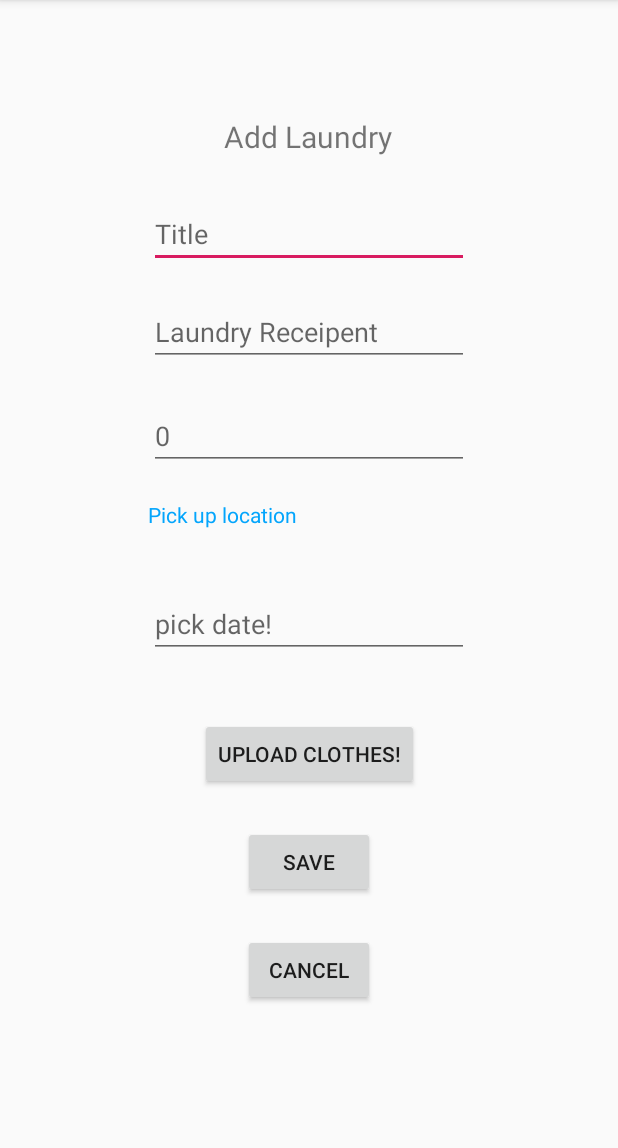
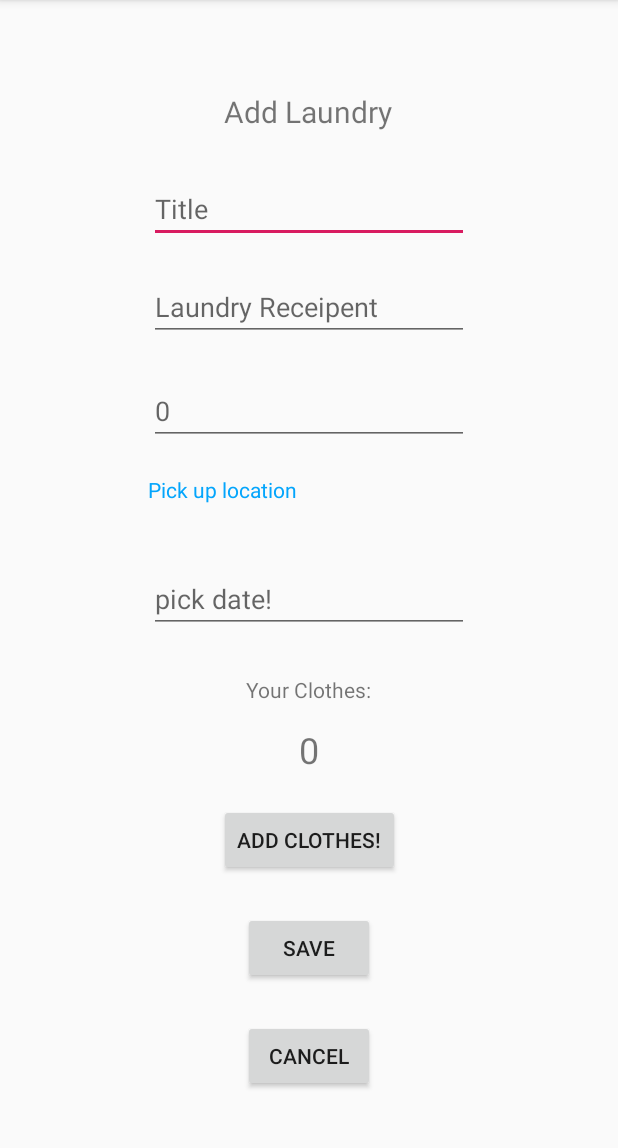
Before and after one commit to ranisianipar/clouthing-app, an Android app: the FormActivity screen opened directly, with no data from a screen before it, on a phone screen of 412 x 824 dp, the part 84-1232 px from its top. Run offline under Robolectric (Android 15) with nearby library versions, the phone set to English and light mode, and no system bars.

Commit message:
add button listener to handle multiple and single images upload

```diff
--- a/app/src/main/AndroidManifest.xml
+++ b/app/src/main/AndroidManifest.xml
@@ -2,6 +2,7 @@
 <manifest xmlns:android="http://schemas.android.com/apk/res/android"
     package="id.ac.ui.cs.mobileprogramming.ranilasmauli.clouthing">
 
+    <uses-permission android:name="android.permission.READ_EXTERNAL_STORAGE"/>
     <application
         android:allowBackup="true"
         android:icon="@mipmap/ic_launcher"
--- a/app/src/main/java/id/ac/ui/cs/mobileprogramming/ranilasmauli/clouthing/FormActivity.java
+++ b/app/src/main/java/id/ac/ui/cs/mobileprogramming/ranilasmauli/clouthing/FormActivity.java
@@ -3,12 +3,16 @@ package id.ac.ui.cs.mobileprogramming.ranilasmauli.clouthing;
 import androidx.appcompat.app.AppCompatActivity;
 
 import android.app.DatePickerDialog;
+import android.content.ClipData;
 import android.content.Intent;
+import android.net.Uri;
 import android.os.Bundle;
+import android.util.Log;
 import android.view.View;
 import android.widget.Button;
 import android.widget.DatePicker;
 import android.widget.EditText;
+import android.widget.TextView;
 
 import java.util.Calendar;
 
@@ -16,8 +20,12 @@ public class FormActivity extends AppCompatActivity {
 
     private EditText pickDate;
     final Calendar calendar = Calendar.getInstance();
+    public static final int PICK_IMAGE = 1;
 
-//    button
+    // Text View
+    private TextView textViewCountClothes;
+
+    // Button
     private Button cancelButton;
     private Button saveButton;
     private Button uploadButton;
@@ -27,7 +35,8 @@ public class FormActivity extends AppCompatActivity {
         super.onCreate(savedInstanceState);
         setContentView(R.layout.activity_form);
 
-        pickDate = findViewById(R.id.et_end_date);
+        init();
+
         pickDate.setOnClickListener(new View.OnClickListener() {
             @Override
             public void onClick(View view) {
@@ -50,7 +59,7 @@ public class FormActivity extends AppCompatActivity {
             };
         });
 
-        cancelButton = findViewById(R.id.bt_cancel);
+
         cancelButton.setOnClickListener(new View.OnClickListener() {
             @Override
             public void onClick(View view) {
@@ -65,10 +74,18 @@ public class FormActivity extends AppCompatActivity {
             }
         });
 
+        uploadButton = findViewById(R.id.bt_upload);
         uploadButton.setOnClickListener(new View.OnClickListener() {
             @Override
             public void onClick(View view) {
-                // upload multiple image
+                Intent intent = new Intent();
+                intent.setType("image/*");
+                intent.putExtra(Intent.EXTRA_ALLOW_MULTIPLE, true);
+                intent.setAction(Intent.ACTION_GET_CONTENT);
+                startActivityForResult(
+                        Intent.createChooser(intent, "Pick ur clothes"),
+                        PICK_IMAGE
+                );
             }
         });
     }
@@ -78,5 +95,37 @@ public class FormActivity extends AppCompatActivity {
         // do nothing
     }
 
+    @Override
+    public void onActivityResult(int requestCode, int resultCode, Intent data) {
+        super.onActivityResult(requestCode, resultCode, data);
+        int countImage = 1;
 
+        if (requestCode == PICK_IMAGE && resultCode == RESULT_OK) {
+            ClipData clipData = data.getClipData();
+            // multiple images
+            if (clipData != null) {
+                countImage = clipData.getItemCount();
+                for (int i = 0; i < clipData.getItemCount(); i++) {
+
+                    Uri uri = clipData.getItemAt(i).getUri();
+                    Log.d("IMAGES - Multiple", "URI: "+uri);
+                }
+
+            }
+
+            else if (data.getData()!= null) {
+                Uri uri = data.getData();
+                Log.d("IMAGES - Single", "URI: "+uri);
+            }
+            textViewCountClothes.setText(countImage);
+
+        }
+    }
+
+    private void init() {
+        pickDate = findViewById(R.id.et_end_date);
+        cancelButton = findViewById(R.id.bt_cancel);
+        saveButton = findViewById(R.id.bt_save);
+        textViewCountClothes = findViewById(R.id.tv_count_clothes);
+    }
 }
--- a/app/src/main/res/layout/activity_form.xml
+++ b/app/src/main/res/layout/activity_form.xml
@@ -4,8 +4,6 @@
     xmlns:tools="http://schemas.android.com/tools"
     android:layout_width="match_parent"
     android:layout_height="match_parent"
-    android:layout_marginTop="24dp"
-    android:layout_marginBottom="24dp"
     tools:context=".FormActivity">
 
     <androidx.constraintlayout.widget.ConstraintLayout
@@ -16,11 +14,11 @@
             android:id="@+id/bt_upload"
             android:layout_width="wrap_content"
             android:layout_height="wrap_content"
-            android:layout_marginTop="40dp"
+            android:layout_marginTop="20dp"
             android:text="@string/button_upload"
             app:layout_constraintEnd_toEndOf="parent"
             app:layout_constraintStart_toStartOf="parent"
-            app:layout_constraintTop_toBottomOf="@+id/et_end_date" />
+            app:layout_constraintTop_toBottomOf="@+id/tv_count_clothes" />
 
         <Button
             android:id="@+id/bt_save"
@@ -29,6 +27,7 @@
             android:layout_marginTop="24dp"
             android:text="@string/button_save"
             app:layout_constraintEnd_toEndOf="parent"
+            app:layout_constraintHorizontal_bias="0.501"
             app:layout_constraintStart_toStartOf="parent"
             app:layout_constraintTop_toBottomOf="@+id/bt_upload" />
 
@@ -80,14 +79,6 @@
             app:layout_constraintStart_toStartOf="parent"
             app:layout_constraintTop_toBottomOf="@+id/et_title" />
 
-        <!--        <GridView-->
-        <!--            android:layout_width="match_parent"-->
-        <!--            android:layout_height="0dp"-->
-        <!--            android:id="@+id/gv"-->
-        <!--            android:numColumns="3"-->
-        <!--            android:layout_weight="1">-->
-        <!--        </GridView>-->
-
         <EditText
             android:id="@+id/et_amount"
             android:layout_width="wrap_content"
@@ -125,5 +116,26 @@
             app:layout_constraintStart_toStartOf="parent"
             app:layout_constraintTop_toBottomOf="@+id/et_amount" />
 
+        <TextView
+            android:id="@+id/tv_clothes"
+            android:layout_width="wrap_content"
+            android:layout_height="wrap_content"
+            android:layout_marginTop="28dp"
+            android:text="@string/form_clothes"
+            app:layout_constraintEnd_toEndOf="parent"
+            app:layout_constraintStart_toStartOf="parent"
+            app:layout_constraintTop_toBottomOf="@+id/et_end_date" />
+
+        <TextView
+            android:id="@+id/tv_count_clothes"
+            android:layout_width="wrap_content"
+            android:layout_height="wrap_content"
+            android:layout_marginTop="14dp"
+            android:text="0"
+            android:textSize="24dp"
+            app:layout_constraintEnd_toEndOf="parent"
+            app:layout_constraintStart_toStartOf="parent"
+            app:layout_constraintTop_toBottomOf="@+id/tv_clothes" />
+
     </androidx.constraintlayout.widget.ConstraintLayout>
 </ScrollView>
--- a/app/src/main/res/menu/navigation_menu.xml
+++ b/app/src/main/res/menu/navigation_menu.xml
@@ -2,10 +2,10 @@
 <menu xmlns:android="http://schemas.android.com/apk/res/android">
 
     <item android:id="@+id/new_account"
-        android:title="My Account"/>
+        android:title="Home"/>
 
     <item android:id="@+id/settings"
-        android:title="Settings"/>
+        android:title="Laundry"/>
 
     <item android:id="@+id/logout"
         android:title="logout"/>
--- /dev/null
+++ b/app/src/main/res/values/integer.xml
@@ -0,0 +1,4 @@
+<?xml version="1.0" encoding="utf-8"?>
+<resources>
+    <integer name="defaultValue">0</integer>
+</resources>
--- a/app/src/main/res/values/strings.xml
+++ b/app/src/main/res/values/strings.xml
@@ -9,7 +9,8 @@
     <string name="form_title">Title</string>
     <string name="form_laundry_rec">Laundry Receipent</string>
     <string name="form_location">Pick up location</string>
-    <string name="button_upload">Upload clothes!</string>
+    <string name="form_clothes">Your Clothes:</string>
+    <string name="button_upload">Add clothes!</string>
     <string name="button_save">Save</string>
     <string name="button_cancel">Cancel</string>
     <string name="button_remove">Remove</string>
```
Also changed, not shown: 1 other file.
